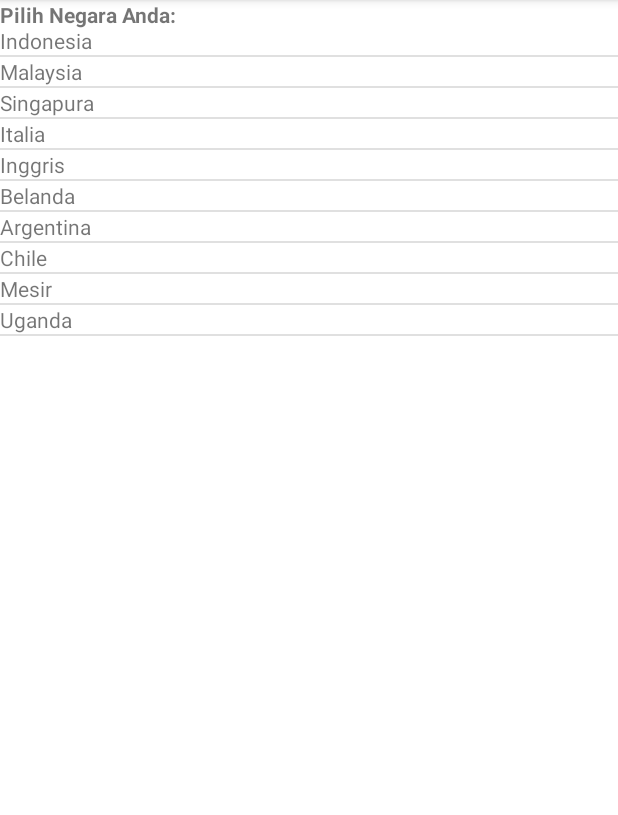
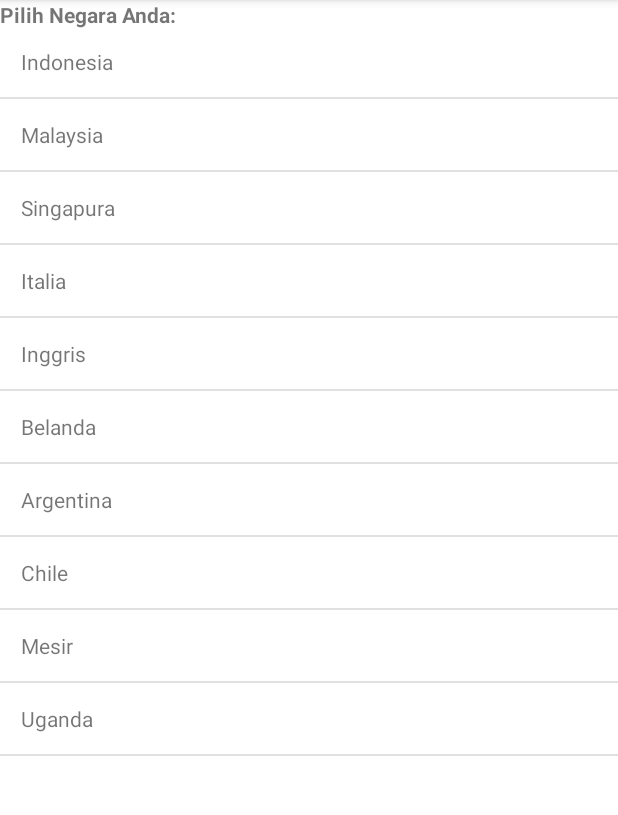
Before and after one commit to RidloSuhardi-1/dts-mobile-chapter-7, an Android app: the screen it shows after launch (MainActivity), on a phone screen of 412 x 824 dp, the part 84-899 px from its top. Run offline under Robolectric (Android 15) with nearby library versions, the phone set to English and light mode, and no system bars.

Commit message:
tambah padding

```diff
--- a/app/src/main/res/layout/view_item_negara.xml
+++ b/app/src/main/res/layout/view_item_negara.xml
@@ -7,6 +7,7 @@
         android:layout_width="wrap_content"
         android:layout_height="wrap_content"
         android:id="@+id/txtNegara"
-        android:text="Negara" />
+        android:text="Negara"
+        android:padding="14dp"/>
 
 </LinearLayout>
```
